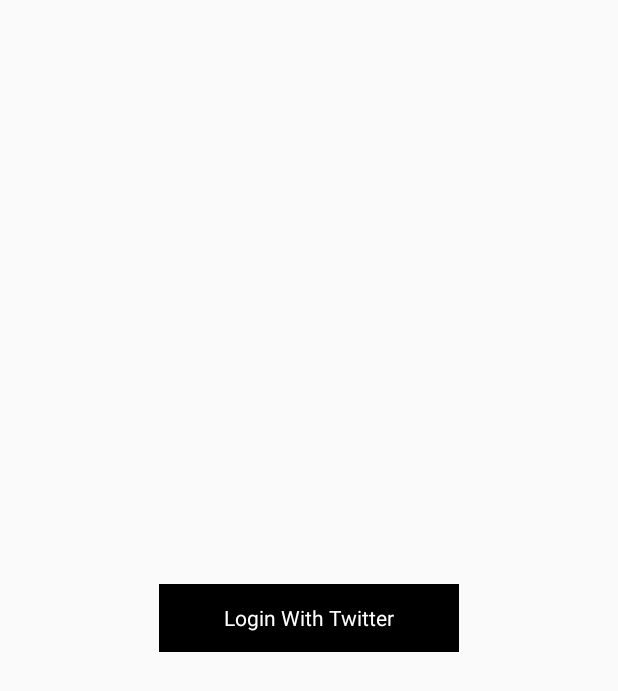
After one commit to deda9/Twitter-Login-Demo, an Android app: the LoginFragment screen opened directly, with no data from a screen before it, on a phone screen of 412 x 824 dp. The commit adds this screen. Shown: the top 691 px of the screen. Run offline under Robolectric (Android 15) with nearby library versions, the phone set to English and light mode, and no system bars; our stand-ins replace ButterKnife; libraries missing offline, so code that uses them is left out: com.twitter.sdk.

Commit message:
Get the user data (Token, Name ,Email) after credentials success with Twitter #Logic

```diff
--- a/app/src/main/AndroidManifest.xml
+++ b/app/src/main/AndroidManifest.xml
@@ -6,6 +6,7 @@
         android:allowBackup="true"
         android:icon="@mipmap/ic_launcher"
         android:label="@string/app_name"
+        android:name=".TwitterDemoApp"
         android:supportsRtl="true"
         android:theme="@style/Theme.AppCompat.Light.NoActionBar">
 
--- a/app/src/main/java/com/twitter/demo/ui/base/BaseActivity.java
+++ b/app/src/main/java/com/twitter/demo/ui/base/BaseActivity.java
@@ -9,6 +9,8 @@ import android.graphics.drawable.ColorDrawable;
 import android.net.ConnectivityManager;
 import android.net.NetworkInfo;
 import android.os.Bundle;
+import android.support.v4.app.Fragment;
+import android.support.v4.app.FragmentTransaction;
 import android.support.v7.app.AppCompatActivity;
 import android.support.v7.widget.Toolbar;
 import android.widget.Toast;
@@ -127,4 +129,12 @@ public abstract class BaseActivity extends AppCompatActivity implements BaseView
     public void onConfigurationChanged(Configuration paramConfiguration) {
         super.onConfigurationChanged(paramConfiguration);
     }
+
+    protected void replaceFragment(Fragment fragment) {
+        getSupportFragmentManager()
+                .beginTransaction()
+                .replace(R.id.fragment_container, fragment, fragment.getClass().getName())
+                .setTransitionStyle(FragmentTransaction.TRANSIT_FRAGMENT_FADE)
+                .commit();
+    }
 }
--- /dev/null
+++ b/app/src/main/java/com/twitter/demo/ui/login/LoginFragment.java
@@ -0,0 +1,76 @@
+package com.twitter.demo.ui.login;
+
+import android.content.Intent;
+import android.os.Bundle;
+import android.support.annotation.Nullable;
+import android.util.Log;
+import android.view.LayoutInflater;
+import android.view.View;
+import android.view.ViewGroup;
+
+import com.twitter.demo.R;
+import com.twitter.demo.ui.base.BaseFragment;
+
+import butterknife.BindString;
+import butterknife.ButterKnife;
+import butterknife.OnClick;
+
+/**
+ * Created by Bassem Qoulta (Deda) on  7/10/17.
+ * Bassem.Qoulta@gmail.com
+ * Basem083926@feng.bu.edu.eg
+ * +201225361630
+ */
+
+
+public class LoginFragment extends BaseFragment implements LoginFragmentPresenterImp.LoginView {
+
+    @BindString(R.string.on_fail_twitter_login)
+    public String twitterFailLoginMessage;
+
+    @BindString(R.string.on_success_twitter_login)
+    public String twitterSuccessLoginMessage;
+
+
+    LoginFragmentPresenter loginFragmentPresenter;
+
+    public LoginFragment() {
+    }
+
+    @Nullable
+    @Override
+    public View onCreateView(LayoutInflater inflater, ViewGroup container, Bundle savedInstanceState) {
+        View view = inflater.inflate(R.layout.fragment_login, container, false);
+        ButterKnife.bind(this, view);
+        loginFragmentPresenter = new LoginFragmentPresenterImp(this, getActivity());
+        return view;
+    }
+
+
+    @Override
+    public void onActivityResult(int requestCode, int resultCode, Intent data) {
+        super.onActivityResult(requestCode, resultCode, data);
+        Log.d("hello", "2");
+        loginFragmentPresenter.onActivityResult(requestCode, resultCode, data);
+    }
+
+    //MARK: twitter operation
+    @Override
+    public void onSuccessTwitterLogin() {
+        getBaseActivity().showToast(twitterSuccessLoginMessage);
+    }
+
+    @Override
+    public void onFailTwitterLogin() {
+        getBaseActivity().showToast(twitterFailLoginMessage);
+    }
+
+
+    // its good to use your customize button rather twitter one
+    @OnClick(R.id.login_button)
+    public void onTwitterLoginClick() {
+        if(loginFragmentPresenter != null){
+            loginFragmentPresenter.loginWithTwitter();
+        }
+    }
+}
--- a/app/src/main/java/com/twitter/demo/ui/login/LoginFragmentInteractor.java
+++ b/app/src/main/java/com/twitter/demo/ui/login/LoginFragmentInteractor.java
@@ -6,5 +6,5 @@ package com.twitter.demo.ui.login;
  * +201225361630
  */
 
-public class LoginFragmentInteractor {
+public interface LoginFragmentInteractor {
 }
--- a/app/src/main/java/com/twitter/demo/ui/login/LoginFragmentPresenter.java
+++ b/app/src/main/java/com/twitter/demo/ui/login/LoginFragmentPresenter.java
@@ -1,9 +1,20 @@
 package com.twitter.demo.ui.login;
+
+import android.content.Intent;
+
 /**
  * Created by Bassem Qoulta (Deda) on  7/10/17.
  * Bassem.Qoulta@gmail.com
  * Basem083926@feng.bu.edu.eg
  * +201225361630
  */
-public class LoginFragmentPresenter {
+public interface LoginFragmentPresenter {
+
+    void onLoginSuccess();
+
+    void onLoginFail();
+
+    void loginWithTwitter();
+
+    void onActivityResult(int requestCode, int resultCode, Intent data);
 }
--- a/app/src/main/java/com/twitter/demo/ui/login/LoginFragmentPresenterImp.java
+++ b/app/src/main/java/com/twitter/demo/ui/login/LoginFragmentPresenterImp.java
@@ -1,9 +1,108 @@
 package com.twitter.demo.ui.login;
+
+import android.app.Activity;
+import android.content.Context;
+import android.content.Intent;
+import android.util.Log;
+
+import com.twitter.sdk.android.core.Callback;
+import com.twitter.sdk.android.core.Result;
+import com.twitter.sdk.android.core.TwitterException;
+import com.twitter.sdk.android.core.TwitterSession;
+import com.twitter.sdk.android.core.identity.TwitterAuthClient;
+
+import java.lang.ref.WeakReference;
+
 /**
  * Created by Bassem Qoulta (Deda) on  7/10/17.
  * Bassem.Qoulta@gmail.com
  * Basem083926@feng.bu.edu.eg
  * +201225361630
  */
-public class LoginFragmentPresenterImp {
+
+
+public class LoginFragmentPresenterImp implements LoginFragmentPresenter {
+
+    private String TAG = getClass().getName();
+    private LoginView mLoginView;
+    private TwitterAuthClient twitterClient;
+    private WeakReference<Context> mWeakReference;
+
+
+    public LoginFragmentPresenterImp(LoginView loginView, Context context) {
+        mLoginView = loginView;
+        mWeakReference = new WeakReference<Context>(context);
+    }
+
+    @Override
+    public void onLoginSuccess() {
+        mLoginView.onSuccessTwitterLogin();
+    }
+
+    @Override
+    public void onLoginFail() {
+        mLoginView.onFailTwitterLogin();
+    }
+
+    @Override
+    public void loginWithTwitter() {
+        twitterClient = new TwitterAuthClient();
+        twitterClient.authorize((Activity) mWeakReference.get(), new Callback<TwitterSession>() {
+            @Override
+            public void success(Result<TwitterSession> result) {
+                if (mLoginView != null) {
+
+                    Log.d("hello", result.data.getUserName());
+                    Log.d("hello", "4");
+                    getUserEmailSilence(result.data);
+                    mLoginView.onSuccessTwitterLogin();
+                }else {
+                    Log.e(TAG,"mLoginView is null, so we can't call onSuccessTwitterLogin for it");
+                }
+            }
+
+            @Override
+            public void failure(TwitterException exception) {
+                if (mLoginView != null) {
+                    mLoginView.onFailTwitterLogin();
+                    twitterClient.cancelAuthorize();
+                    Log.d("hello", exception.getLocalizedMessage());
+                    Log.d("hello", "5");
+                }
+            }
+        });
+    }
+
+    private void getUserEmailSilence(TwitterSession twitterSession) {
+        if(twitterClient != null){
+            twitterClient.requestEmail(twitterSession, new Callback<String>() {
+                @Override
+                public void success(Result<String> result) {
+                    Log.d("hello", "userEmail" + result.data);
+                }
+
+                @Override
+                public void failure(TwitterException exception) {
+
+                }
+            });
+        }
+    }
+
+    @Override
+    public void onActivityResult(int requestCode, int resultCode, Intent data) {
+        Log.d("hello", "3");
+        if (twitterClient != null) {
+            twitterClient.onActivityResult(requestCode, resultCode, data);
+        } else {
+            Log.e(TAG,"twitterClient is null, so we cant set onActivityResult for it");
+        }
+    }
+
+    public interface LoginView {
+
+        void onSuccessTwitterLogin();
+
+        void onFailTwitterLogin();
+    }
 }
--- a/app/src/main/java/com/twitter/demo/ui/login/LoginUserActivity.java
+++ b/app/src/main/java/com/twitter/demo/ui/login/LoginUserActivity.java
@@ -1,20 +1,38 @@
 package com.twitter.demo.ui.login;
 
+import android.content.Intent;
 import android.os.Bundle;
-import android.support.v7.app.AppCompatActivity;
+import android.util.Log;
 
 import com.twitter.demo.R;
+import com.twitter.demo.ui.base.BaseActivity;
+
 /**
  * Created by Bassem Qoulta (Deda) on  7/10/17.
  * Bassem.Qoulta@gmail.com
  * Basem083926@feng.bu.edu.eg
  * +201225361630
  */
-public class LoginUserActivity extends AppCompatActivity {
+public class LoginUserActivity extends BaseActivity {
+
+    private LoginFragment loginFragment;
 
     @Override
     protected void onCreate(Bundle savedInstanceState) {
         super.onCreate(savedInstanceState);
         setContentView(R.layout.activity_login_user);
+        openLoginFragment();
+    }
+
+    private void openLoginFragment() {
+        loginFragment = new LoginFragment();
+        replaceFragment(loginFragment);
+    }
+
+    @Override
+    protected void onActivityResult(int requestCode, int resultCode, Intent data) {
+        super.onActivityResult(requestCode, resultCode, data);
+        Log.d("hello", "1");
+        loginFragment.onActivityResult(requestCode, resultCode, data);
     }
 }
--- a/app/src/main/java/com/twitter/demo/utilities/Constants.java
+++ b/app/src/main/java/com/twitter/demo/utilities/Constants.java
@@ -9,6 +9,11 @@ package com.twitter.demo.utilities;
 
 
 public class Constants {
+
     public static final String SHARED_PREF_NAME = "PROTIEN" ;
     public static final String BASE_URL = "PROTIEN" ;
+
+    //Twitter Keys
+    public static final String TWITTER_CONSUMER_KEY = "TmwFxw3XLjzZ36SJWYjhiezZs" ;
+    public static final String TWITTER_CONSUMER_SECRET = "auUEE1ibeU90Za2S7yPY4fE3beEtTCdzFZvltDkL0nMDq5zdHR" ;
 }
--- a/app/src/main/res/layout/activity_login_user.xml
+++ b/app/src/main/res/layout/activity_login_user.xml
@@ -1,13 +1,14 @@
 <?xml version="1.0" encoding="utf-8"?>
-<RelativeLayout xmlns:android="http://schemas.android.com/apk/res/android"
-    xmlns:tools="http://schemas.android.com/tools"
-    android:id="@+id/activity_login_user_actvitiy"
+<LinearLayout xmlns:android="http://schemas.android.com/apk/res/android"
     android:layout_width="match_parent"
     android:layout_height="match_parent"
-    android:paddingBottom="@dimen/activity_vertical_margin"
-    android:paddingLeft="@dimen/activity_horizontal_margin"
-    android:paddingRight="@dimen/activity_horizontal_margin"
-    android:paddingTop="@dimen/activity_vertical_margin"
-    tools:context="com.twitter.demo.ui.login.LoginUserActivity">
+    android:orientation="vertical">
 
-</RelativeLayout>
+    <FrameLayout xmlns:android="http://schemas.android.com/apk/res/android"
+        android:id="@+id/fragment_container"
+        android:layout_width="match_parent"
+        android:layout_height="match_parent"
+        android:orientation="vertical">
+
+    </FrameLayout>
+</LinearLayout>
--- /dev/null
+++ b/app/src/main/res/layout/fragment_login.xml
@@ -0,0 +1,17 @@
+<?xml version="1.0" encoding="utf-8"?>
+<RelativeLayout xmlns:android="http://schemas.android.com/apk/res/android"
+    android:layout_width="match_parent"
+    android:layout_height="match_parent"
+    android:orientation="vertical">
+
+    <TextView
+        android:textColor="@color/white"
+        android:text="@string/login_with_twitter"
+        android:id="@+id/login_button"
+        android:gravity="center"
+        android:layout_width="200dp"
+        android:layout_centerInParent="true"
+        android:background="@color/black"
+        android:layout_height="45dp" />
+
+</RelativeLayout>
--- a/app/src/main/res/layout/home_fragment.xml
+++ /dev/null
@@ -1,6 +0,0 @@
-<?xml version="1.0" encoding="utf-8"?>
-<LinearLayout xmlns:android="http://schemas.android.com/apk/res/android"
-    android:orientation="vertical" android:layout_width="match_parent"
-    android:layout_height="match_parent">
-
-</LinearLayout>
--- a/app/src/main/res/values/strings.xml
+++ b/app/src/main/res/values/strings.xml
@@ -4,5 +4,8 @@
     <string name="drawer_close">close</string>
     <string name="no_network_try_again">There is no network connection, try again later</string>
     <string name="error_no_internet_connection">s</string>
+    <string name="on_success_twitter_login">login success</string>
+    <string name="on_fail_twitter_login">fail</string>
+    <string name="login_with_twitter">Login With Twitter</string>
 
 </resources>
```
Also changed, not shown: app/build.gradle (+12 -1 lines), app/src/main/java/com/twitter/demo/TwitterDemoApp.java (added, +41 -0 lines), app/src/main/res/layout/activity_base.xml (deleted, +0 -42 lines), app/src/main/res/layout/activity_main.xml (deleted, +0 -60 lines), app/src/main/res/layout/activity_splash_screen.xml (+3 -4 lines), app/src/main/res/layout/nav_list_view_row.xml (deleted, +0 -35 lines), 524 other files.
